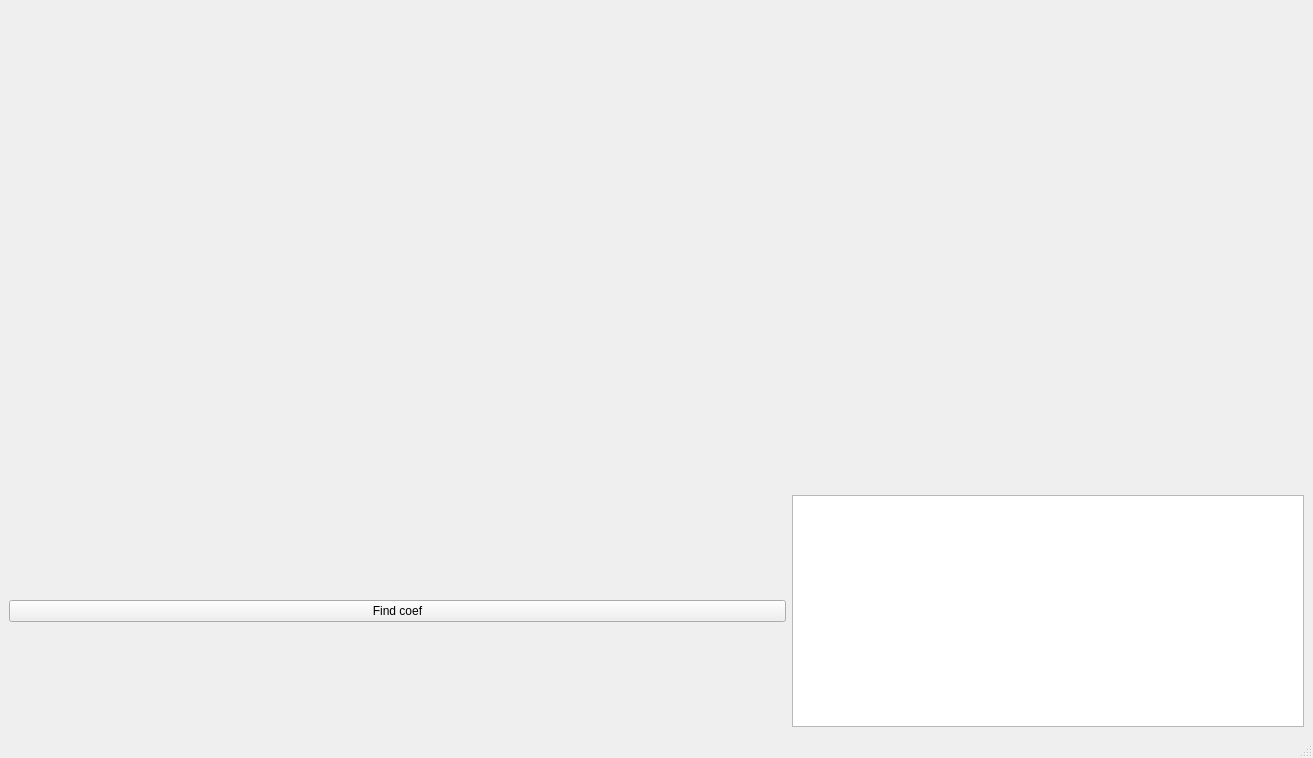
The window that CameraCalibration/mainwindow.ui (VasilevIvanVladimirovich/Camera-calibration-With-OpenCV) describes before a commit, drawn with Qt 5.
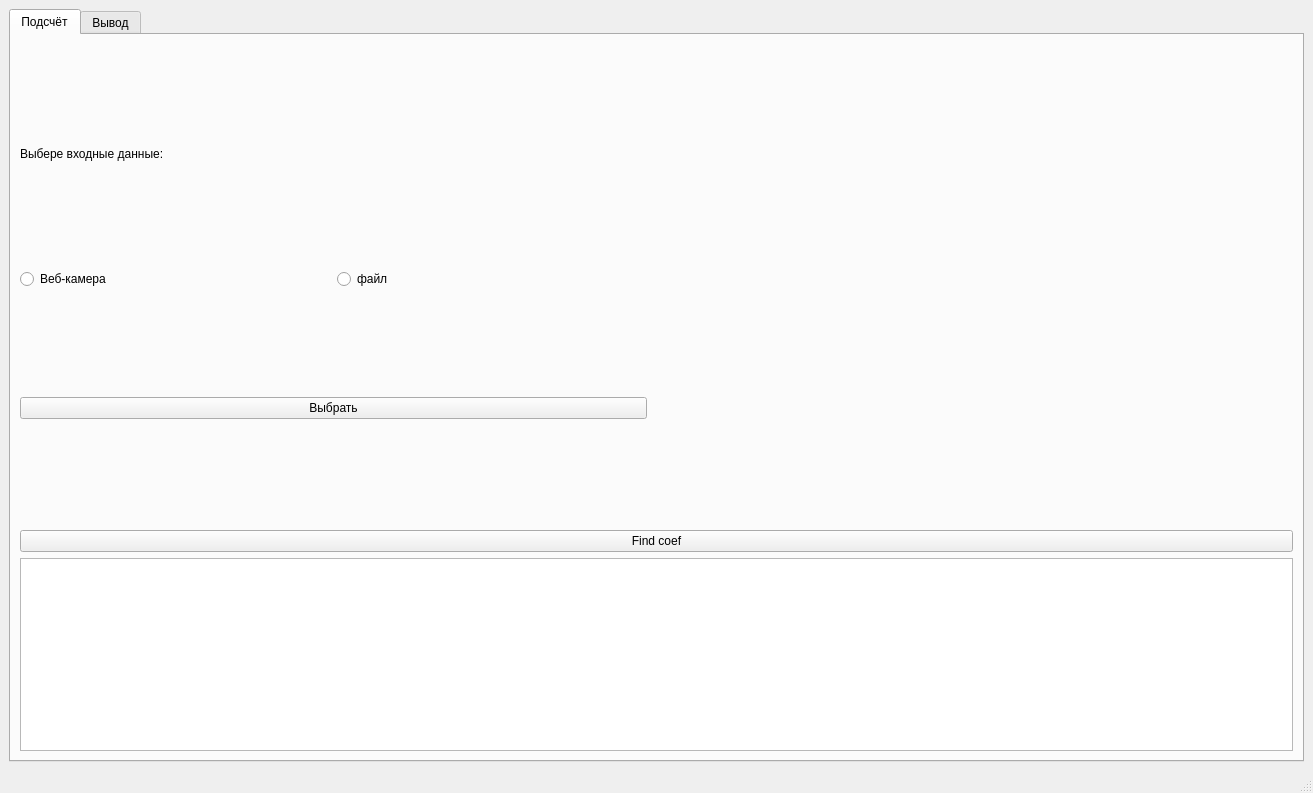
The same window after the commit.

What changed in the file:
```diff
--- a/CameraCalibration/mainwindow.ui
+++ b/CameraCalibration/mainwindow.ui
@@ -7,7 +7,7 @@
     <x>0</x>
     <y>0</y>
     <width>1313</width>
-    <height>758</height>
+    <height>793</height>
    </rect>
   </property>
   <property name="windowTitle">
@@ -16,9 +16,59 @@
   <widget class="QWidget" name="centralwidget">
    <layout class="QVBoxLayout" name="verticalLayout">
     <item>
+     <widget class="QTabWidget" name="tabWidget">
+      <property name="currentIndex">
+       <number>0</number>
+      </property>
+      <widget class="QWidget" name="Tab12">
+       <attribute name="title">
+        <string>Подсчёт</string>
+       </attribute>
+       <layout class="QVBoxLayout" name="verticalLayout_3">
+        <item>
+         <layout class="QHBoxLayout" name="horizontalLayout_4">
+          <item>
+           <layout class="QVBoxLayout" name="verticalLayout_2">
+            <item>
+             <widget class="QLabel" name="label">
+              <property name="maximumSize">
+               <size>
+                <width>16777215</width>
+                <height>15</height>
+               </size>
+              </property>
+              <property name="text">
+               <string>Выбере входные данные:</string>
+              </property>
+             </widget>
+            </item>
+            <item>
      <layout class="QHBoxLayout" name="horizontalLayout">
       <item>
-       <layout class="QHBoxLayout" name="horizontalLayout_2">
+               <widget class="QRadioButton" name="radioButton_web">
+                <property name="text">
+                 <string>Веб-камера</string>
+                </property>
+               </widget>
+              </item>
+              <item>
+               <widget class="QRadioButton" name="radioButton_file">
+                <property name="text">
+                 <string>файл</string>
+                </property>
+               </widget>
+              </item>
+             </layout>
+            </item>
+            <item>
+             <widget class="QPushButton" name="btn_input">
+              <property name="text">
+               <string>Выбрать</string>
+              </property>
+             </widget>
+            </item>
+           </layout>
+          </item>
         <item>
          <widget class="QLabel" name="widget_camera">
           <property name="minimumSize">
@@ -27,25 +77,12 @@
             <height>480</height>
            </size>
           </property>
-          <property name="text">
-           <string/>
-          </property>
-         </widget>
-        </item>
-        <item>
-         <widget class="QLabel" name="labelDebug">
-          <property name="minimumSize">
+            <property name="maximumSize">
            <size>
             <width>640</width>
             <height>480</height>
            </size>
           </property>
-          <property name="maximumSize">
-           <size>
-            <width>16777215</width>
-            <height>16777215</height>
-           </size>
-          </property>
           <property name="text">
            <string/>
           </property>
@@ -53,10 +90,6 @@
         </item>
        </layout>
       </item>
-     </layout>
-    </item>
-    <item>
-     <layout class="QHBoxLayout" name="horizontalLayout_3">
       <item>
        <widget class="QPushButton" name="btn_calibration">
         <property name="text">
@@ -68,21 +101,28 @@
        <widget class="QTextBrowser" name="debugLine">
         <property name="maximumSize">
          <size>
-          <width>512</width>
+            <width>16777215</width>
           <height>256</height>
          </size>
         </property>
         <property name="font">
          <font>
           <family>Courier New</family>
-          <pointsize>16</pointsize>
-          <weight>75</weight>
-          <bold>true</bold>
+            <pointsize>12</pointsize>
+            <weight>50</weight>
+            <bold>false</bold>
          </font>
         </property>
        </widget>
       </item>
      </layout>
+      </widget>
+      <widget class="QWidget" name="tab_2">
+       <attribute name="title">
+        <string>Вывод</string>
+       </attribute>
+      </widget>
+     </widget>
     </item>
    </layout>
   </widget>
```
Lines whose indentation alone changed are shown as unchanged.
